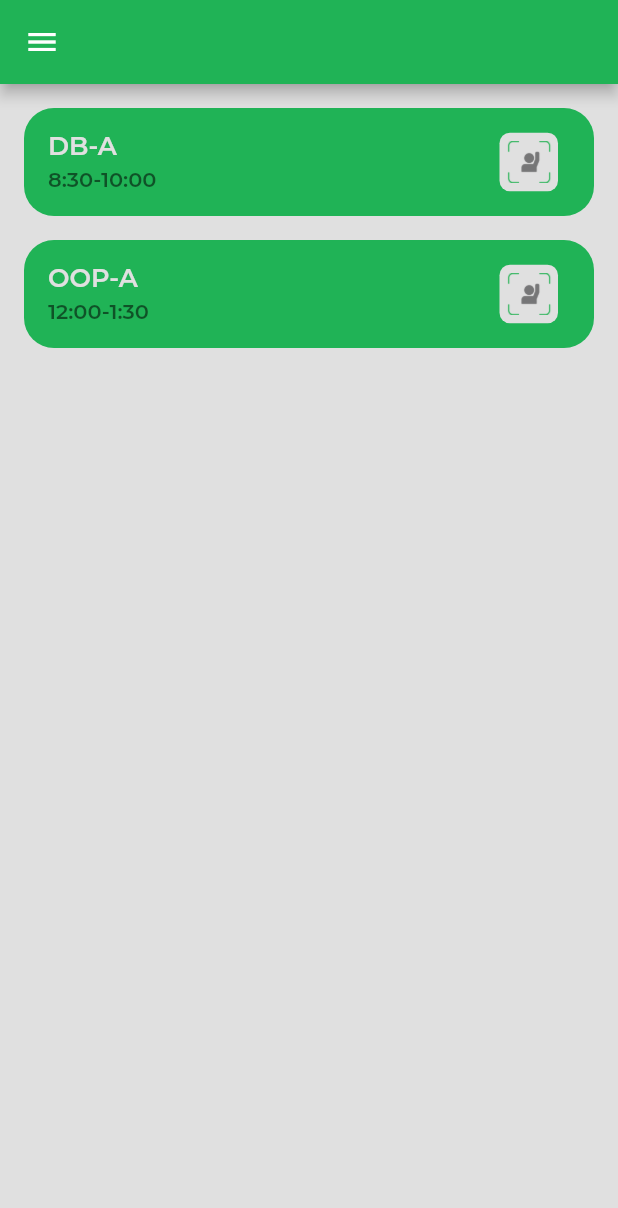
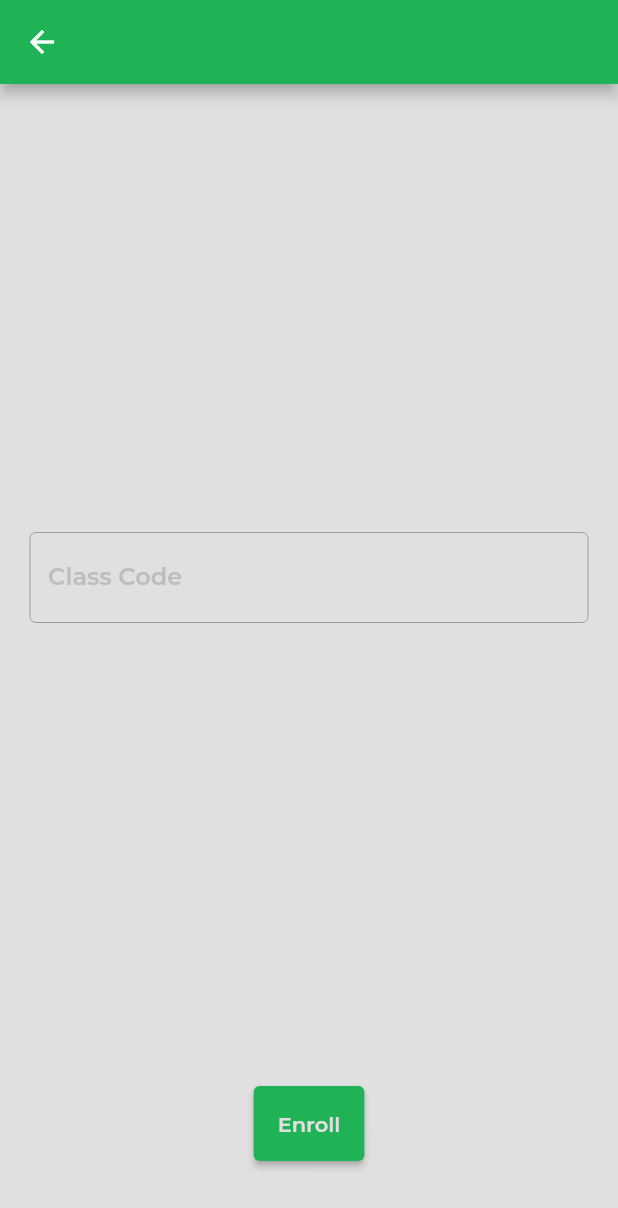
Before and after one commit to khadija-bash/Hazri-FYP, a Flutter app: the Timetable screen opened directly, in the side drawer, after a tap on "Enroll in a class", on a phone screen of 412 x 824 dp. Shown: the top 1208 px of the screen. Run offline on Flutter 3.47's test engine with Material 2 defaults, Android fonts, the phone set to English and light mode, and no system bars; our stand-ins replace camera, cloud_firestore, csv, email_validator, firebase_auth, firebase_core and 1 more; accounts and stored records are empty.

Commit message:
Added EnrollmentScreen

```diff
--- /dev/null
+++ b/lib/EnrollmentScreen.dart
@@ -0,0 +1,112 @@
+import 'package:flutter/material.dart';
+import 'package:hazri_mvp_frontend/Timetable.dart';
+
+class EnrollmentScreen extends StatefulWidget {
+  const EnrollmentScreen({Key? key}) : super(key: key);
+
+  @override
+  State<EnrollmentScreen> createState() => _EnrollmentScreenState();
+}
+
+class _EnrollmentScreenState extends State<EnrollmentScreen> {
+  TextEditingController classCodeController = TextEditingController();
+  bool inputError=false;
+  String errorMessage="";
+  @override
+  Widget build(BuildContext context) {
+    return Scaffold(
+      backgroundColor: Colors.grey[300],
+      appBar: AppBar(
+        backgroundColor: const Color.fromRGBO(32, 179, 86, 1),
+      ),
+      body: Padding(
+        padding: const EdgeInsets.fromLTRB(10.0, 0, 10, 50),
+        child: Column(
+          children: [
+
+            Expanded(
+              child: Center(
+                child: Column(
+                  mainAxisAlignment: MainAxisAlignment.spaceEvenly,
+                  children: [
+                    Column(
+                      children: [
+                        Container(
+                          padding: const EdgeInsets.fromLTRB(10, 0, 10, 10),
+                          child: TextField(
+                            style: TextStyle(color: Colors.grey[600]),
+                            controller: classCodeController,
+                            decoration: InputDecoration(
+                                enabledBorder: const OutlineInputBorder(
+                                  borderSide:
+                                  BorderSide(color: Colors.grey, width: 0.0),
+                                ),
+                                focusedBorder: const OutlineInputBorder(
+                                    borderSide: BorderSide(
+                                        color: Color.fromRGBO(32, 179, 86, 1))),
+                                hintText: 'Class Code',
+                                hintStyle: TextStyle(color: Colors.grey[400])),
+                          ),
+                        ),
+                        inputError
+                            ? Container(
+                          alignment: Alignment.centerLeft,
+                          padding: const EdgeInsets.fromLTRB(25, 0, 25, 20),
+                          child: Text(
+                            errorMessage,
+                            style: const TextStyle(
+                              color: Color.fromRGBO(239, 83, 80, 1),
+                            ),
+                          ),
+                        )
+                            : Container(),
+                      ],
+                    ),
+                  ],
+                ),
+              ),
+            ),
+            Container(
+                height: 50,
+                padding: const EdgeInsets.fromLTRB(10, 0, 10, 0),
+                child: ElevatedButton(
+                  style: ElevatedButton.styleFrom(
+                      primary: const Color.fromRGBO(32, 179, 86, 1),
+                      onPrimary: Colors.grey[300]), // Background color
+                  child: const Text(
+                    'Enroll',
+                  ),
+                  onPressed: () {
+                    //The focus is adjusted so that the keyboard collapses before redirecting to the next screen
+                    //That prevents a RenderFlex overflow on the next screen
+                    FocusScopeNode currentFocus = FocusScope.of(context);
+                    if (!currentFocus.hasPrimaryFocus) {
+                      currentFocus.unfocus();
+                    }
+                    setState(() {
+                      inputError = false;
+                    });
+                    if (classCodeController.text.isEmpty) {
+                      setState(() {
+                        inputError = true;
+                        errorMessage = "Please enter class code.";
+                      });
+                    }
+                    //TODO: Add Class code check condition here
+                    else {
+                      inputError = false;
+                      Navigator.pushReplacement(
+                           context,
+                           MaterialPageRoute(
+                               builder: (context) => const Timetable()));
+                    }
+                  },
+                )
+            ),
+          ],
+        ),
+      )
+
+    );
+  }
+}
--- a/lib/Timetable.dart
+++ b/lib/Timetable.dart
@@ -1,5 +1,6 @@
 import 'package:flutter/material.dart';
 import 'package:firebase_auth/firebase_auth.dart';
+import 'package:hazri_mvp_frontend/EnrollmentScreen.dart';
 import 'package:hazri_mvp_frontend/LoginScreen.dart';
 import 'package:camera/camera.dart';
 import 'CameraScreen.dart';
@@ -26,7 +27,7 @@ class _TimetableState extends State<Timetable> {
   void initState() {
     super.initState();
     _lectures.addAll(
-        [Lecture("DB-A", "8:30-10:00"), Lecture("OOP-A", "12:00-1:30")]);
+        [Lecture("DB-A", "8:30-10:00"), Lecture("OOP-A", "12:00-1:30"), Lecture("OS-B", "3:30-5:00")]);
   }
 
   Future<void> _signOut() async {
@@ -101,7 +102,10 @@ class _TimetableState extends State<Timetable> {
                   onTap: () {
                     Navigator.pop(
                         context); //To close/reset the drawer menu before redirecting
-                    //TODO: Redirect to enrollment screen
+                    Navigator.push(
+                        context,
+                        MaterialPageRoute(
+                            builder: (context) => const EnrollmentScreen()));
                   },
                 ),
                 ListTile(
```
